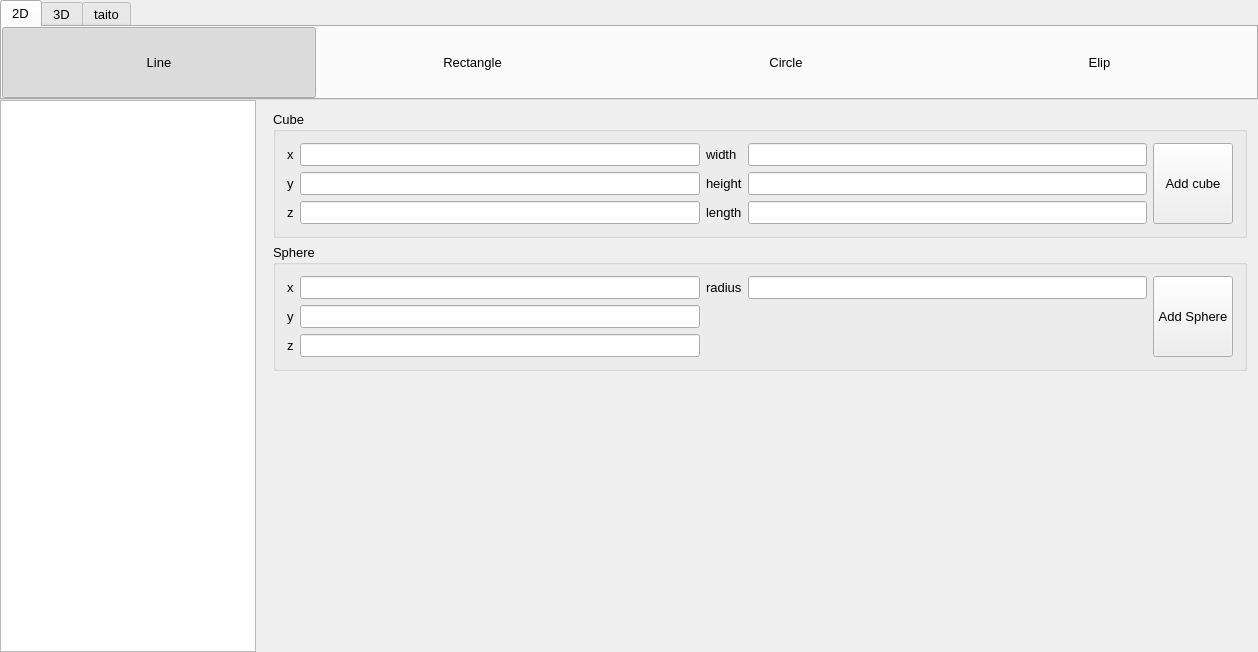
Before: the Qt Designer form window.ui in giahuyng98/computer-graphics, drawn with Qt 5.
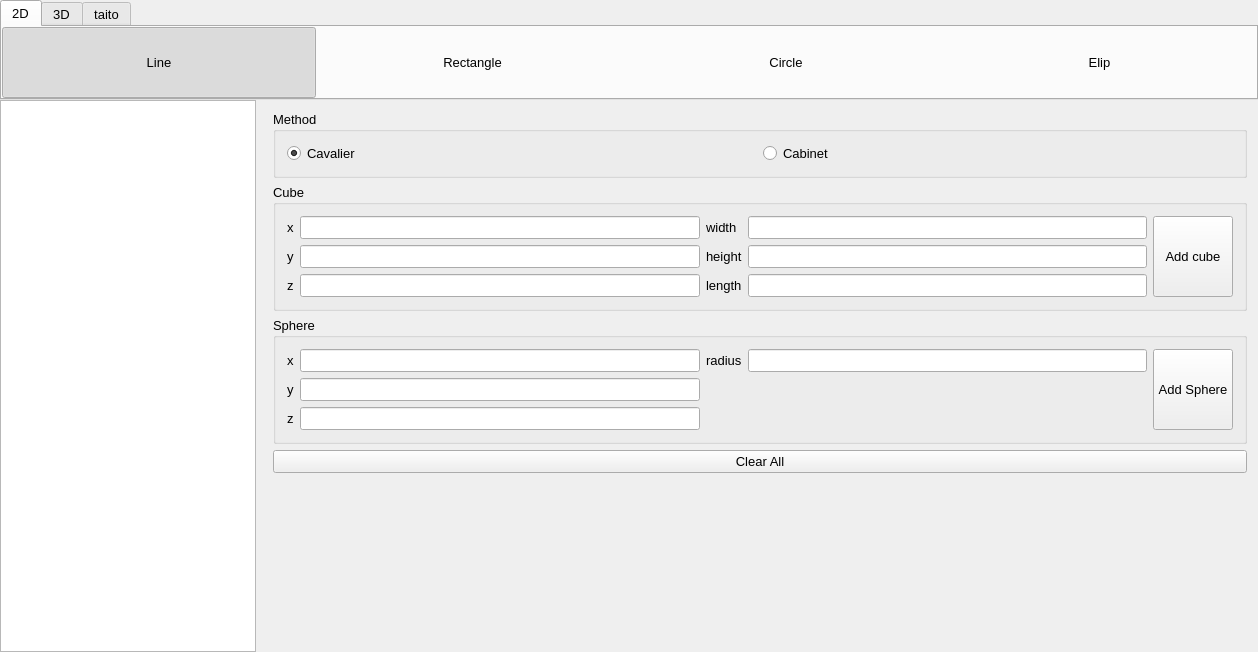
After: the same form once the commit is applied. The open tabs and pages were chosen to show the change.

Patch:
```diff
--- a/window.ui
+++ b/window.ui
@@ -847,6 +847,38 @@
           <item>
            <widget class="QGroupBox" name="">
             <property name="title">
+             <string>Method</string>
+            </property>
+            <layout class="QHBoxLayout" name="horizontalLayout_10">
+             <item>
+              <widget class="QRadioButton" name="cavalier">
+               <property name="text">
+                <string>Cavalier</string>
+               </property>
+               <property name="checked">
+                <bool>true</bool>
+               </property>
+               <attribute name="buttonGroup">
+                <string notr="true">to2DMethod</string>
+               </attribute>
+              </widget>
+             </item>
+             <item>
+              <widget class="QRadioButton" name="cabinet">
+               <property name="text">
+                <string>Cabinet</string>
+               </property>
+               <attribute name="buttonGroup">
+                <string notr="true">to2DMethod</string>
+               </attribute>
+              </widget>
+             </item>
+            </layout>
+           </widget>
+          </item>
+          <item>
+           <widget class="QGroupBox" name="groupBox">
+            <property name="title">
              <string>Cube</string>
             </property>
             <layout class="QHBoxLayout" name="horizontalLayout_8">
@@ -931,7 +963,7 @@
            </widget>
           </item>
           <item>
-           <widget class="QGroupBox" name="">
+           <widget class="QGroupBox" name="groupBox">
             <property name="title">
              <string>Sphere</string>
             </property>
@@ -996,6 +1028,13 @@
             </layout>
            </widget>
           </item>
+          <item>
+           <widget class="QPushButton" name="clear3Dbtn">
+            <property name="text">
+             <string>Clear All</string>
+            </property>
+           </widget>
+          </item>
           <item>
            <spacer name="verticalSpacer">
             <property name="orientation">
```
Left out of the diff: 46 changed lines with no effect on the pictures.
